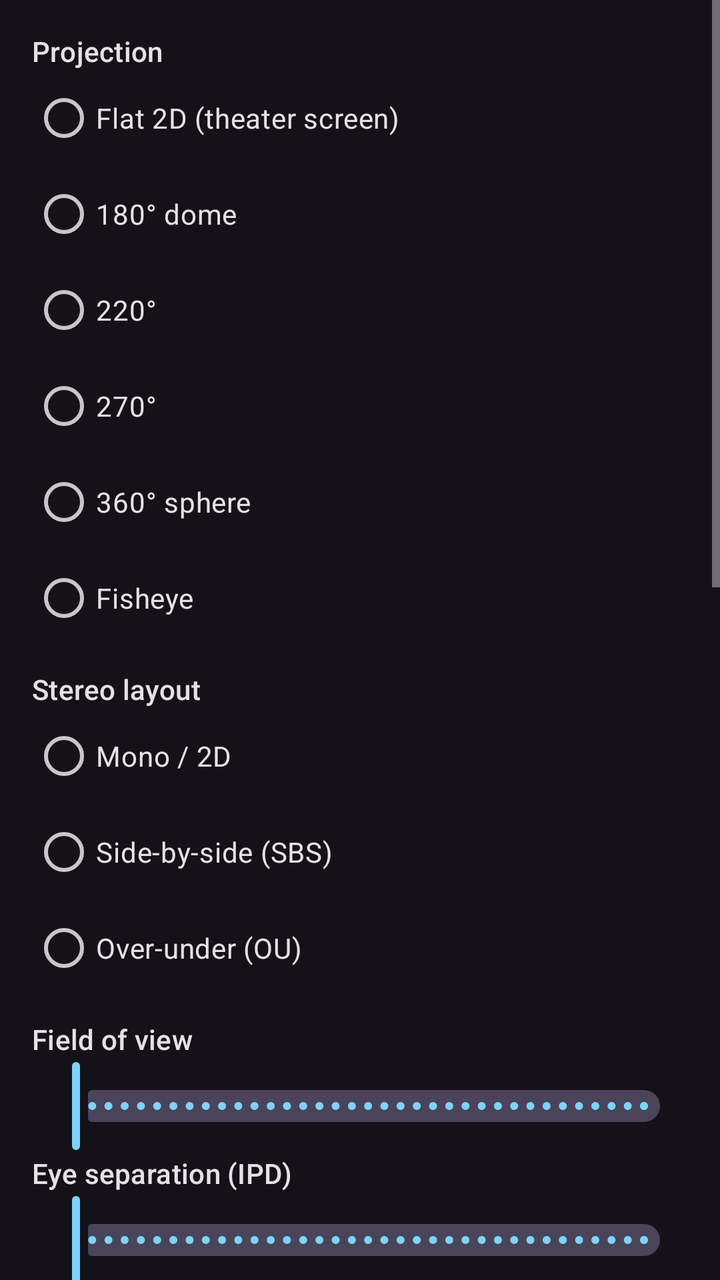
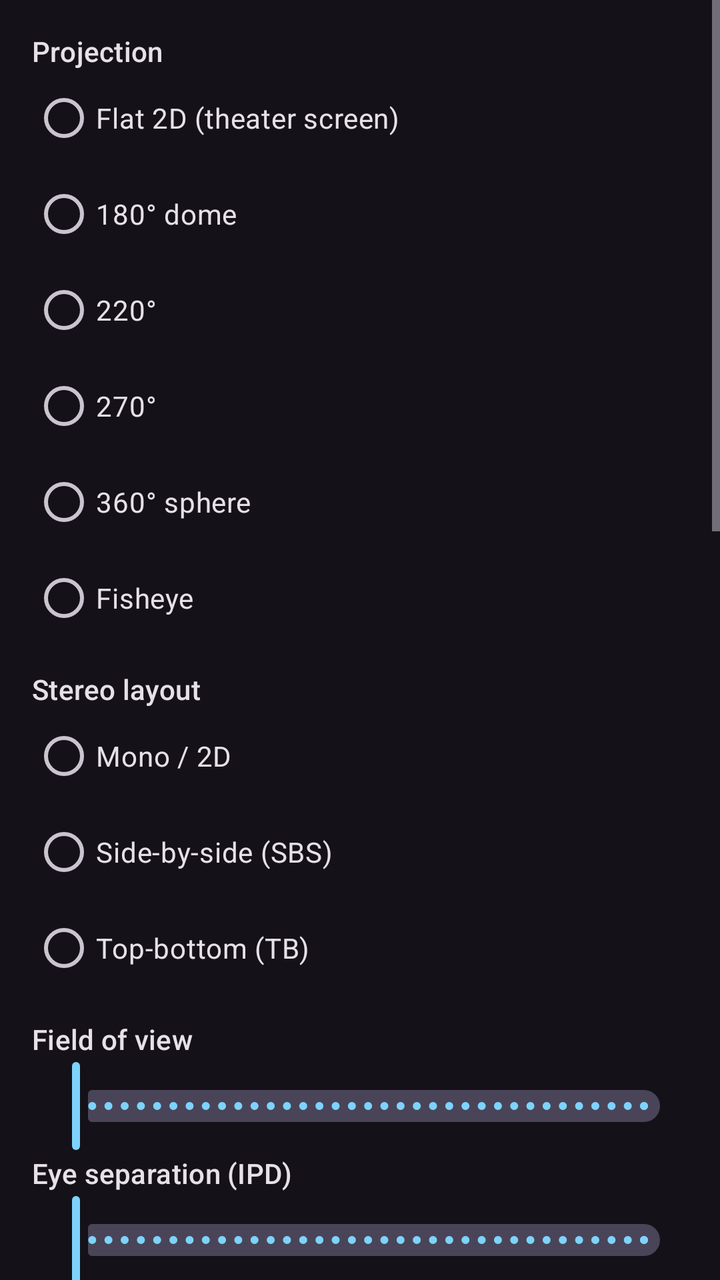

The first picture is an Android layout as it rendered before a commit; the second is the same layout after the commit. The layout source and the unified diff follow.
<!-- AndroidManifest.xml: application theme Theme.DomeVR -->
<!-- res/layout/page_display.xml -->
<?xml version="1.0" encoding="utf-8"?>
<ScrollView xmlns:android="http://schemas.android.com/apk/res/android"
    xmlns:app="http://schemas.android.com/apk/res-auto"
    android:layout_width="match_parent"
    android:layout_height="match_parent">
<LinearLayout
    android:orientation="vertical"
    android:layout_width="match_parent"
    android:layout_height="wrap_content"
    android:padding="16dp">

    <TextView android:text="Projection" android:textAppearance="?attr/textAppearanceTitleSmall"
        android:layout_width="wrap_content" android:layout_height="wrap_content" />
    <RadioGroup android:id="@+id/groupProjection"
        android:layout_width="match_parent" android:layout_height="wrap_content">
        <RadioButton android:id="@+id/modeFlat" android:text="Flat 2D (theater screen)" android:layout_width="wrap_content" android:layout_height="wrap_content" />
        <RadioButton android:id="@+id/mode180" android:text="180° dome" android:layout_width="wrap_content" android:layout_height="wrap_content" />
        <RadioButton android:id="@+id/mode220" android:text="220°" android:layout_width="wrap_content" android:layout_height="wrap_content" />
        <RadioButton android:id="@+id/mode270" android:text="270°" android:layout_width="wrap_content" android:layout_height="wrap_content" />
        <RadioButton android:id="@+id/mode360" android:text="360° sphere" android:layout_width="wrap_content" android:layout_height="wrap_content" />
        <RadioButton android:id="@+id/modeFisheye" android:text="Fisheye" android:layout_width="wrap_content" android:layout_height="wrap_content" />
    </RadioGroup>

    <TextView android:text="Stereo layout" android:textAppearance="?attr/textAppearanceTitleSmall"
        android:layout_width="wrap_content" android:layout_height="wrap_content"
        android:paddingTop="12dp" />
    <RadioGroup android:id="@+id/groupStereo"
        android:layout_width="match_parent" android:layout_height="wrap_content">
        <RadioButton android:id="@+id/stereoMono" android:text="Mono / 2D" android:layout_width="wrap_content" android:layout_height="wrap_content" />
        <RadioButton android:id="@+id/stereoSbs" android:text="Side-by-side (SBS)" android:layout_width="wrap_content" android:layout_height="wrap_content" />
        <RadioButton android:id="@+id/stereoOu" android:text="Over-under (OU)" android:layout_width="wrap_content" android:layout_height="wrap_content" />
    </RadioGroup>

    <TextView android:id="@+id/lblFov" android:text="Field of view"
        android:textAppearance="?attr/textAppearanceTitleSmall"
        android:layout_width="wrap_content" android:layout_height="wrap_content"
        android:paddingTop="12dp" />
    <com.google.android.material.slider.Slider android:id="@+id/sliderFov"
        android:layout_width="match_parent" android:layout_height="wrap_content"
        android:valueFrom="40" android:valueTo="110" android:stepSize="1"
        app:labelBehavior="floating" />

    <TextView android:id="@+id/lblIpd" android:text="Eye separation (IPD)"
        android:textAppearance="?attr/textAppearanceTitleSmall"
        android:layout_width="wrap_content" android:layout_height="wrap_content" />
    <com.google.android.material.slider.Slider android:id="@+id/sliderIpd"
        android:layout_width="match_parent" android:layout_height="wrap_content"
        android:valueFrom="40" android:valueTo="80" android:stepSize="1"
        app:labelBehavior="floating" />

    <TextView android:id="@+id/lblLensK1" android:text="Lens distortion k1"
        android:textAppearance="?attr/textAppearanceTitleSmall"
        android:layout_width="wrap_content" android:layout_height="wrap_content"
        android:paddingTop="12dp" />
    <com.google.android.material.slider.Slider android:id="@+id/sliderLensK1"
        android:layout_width="match_parent" android:layout_height="wrap_content"
        android:valueFrom="0" android:valueTo="1" android:stepSize="0.01"
        app:labelBehavior="floating" />

    <TextView android:id="@+id/lblLensK2" android:text="Lens distortion k2"
        android:textAppearance="?attr/textAppearanceTitleSmall"
        android:layout_width="wrap_content" android:layout_height="wrap_content" />
    <com.google.android.material.slider.Slider android:id="@+id/sliderLensK2"
        android:layout_width="match_parent" android:layout_height="wrap_content"
        android:valueFrom="0" android:valueTo="1" android:stepSize="0.01"
        app:labelBehavior="floating" />

    <TextView android:id="@+id/lblMenuAngle" android:text="Play-menu look angle (− = down)"
        android:textAppearance="?attr/textAppearanceTitleSmall"
        android:layout_width="wrap_content" android:layout_height="wrap_content"
        android:paddingTop="12dp" />
    <com.google.android.material.slider.Slider android:id="@+id/sliderMenuAngle"
        android:layout_width="match_parent" android:layout_height="wrap_content"
        android:valueFrom="-90" android:valueTo="90" android:stepSize="1"
        app:labelBehavior="floating" />

    <com.google.android.material.switchmaterial.SwitchMaterial
        android:id="@+id/switchSwapEyes"
        android:layout_width="match_parent" android:layout_height="wrap_content"
        android:text="Swap left/right eyes" />

    <com.google.android.material.switchmaterial.SwitchMaterial
        android:id="@+id/switchPin"
        android:layout_width="match_parent" android:layout_height="wrap_content"
        android:text="Pin video in front (no look-around)" />

    <com.google.android.material.switchmaterial.SwitchMaterial
        android:id="@+id/switchSweep"
        android:layout_width="match_parent" android:layout_height="wrap_content"
        android:text="Sensor test sweep (diagnostics)" />

    <com.google.android.material.switchmaterial.SwitchMaterial
        android:id="@+id/switchSwDecode"
        android:layout_width="match_parent" android:layout_height="wrap_content"
        android:text="Software video decoding (compat, slower)" />

    <TextView android:id="@+id/lblZoom" android:text="Video size (zoom)"
        android:textAppearance="?attr/textAppearanceTitleSmall"
        android:layout_width="wrap_content" android:layout_height="wrap_content" />
    <com.google.android.material.slider.Slider android:id="@+id/sliderZoom"
        android:layout_width="match_parent" android:layout_height="wrap_content"
        android:valueFrom="0.3" android:valueTo="2.5" android:stepSize="0.05"
        app:labelBehavior="floating" />

    <TextView android:id="@+id/lblPanel" android:text="Browser panel distance"
        android:textAppearance="?attr/textAppearanceTitleSmall"
        android:layout_width="wrap_content" android:layout_height="wrap_content" />
    <com.google.android.material.slider.Slider android:id="@+id/sliderPanel"
        android:layout_width="match_parent" android:layout_height="wrap_content"
        android:valueFrom="1.2" android:valueTo="5" android:stepSize="0.1"
        app:labelBehavior="floating" />

    <TextView android:id="@+id/lblDwell" android:text="Gaze select delay"
        android:textAppearance="?attr/textAppearanceTitleSmall"
        android:layout_width="wrap_content" android:layout_height="wrap_content" />
    <com.google.android.material.slider.Slider android:id="@+id/sliderDwell"
        android:layout_width="match_parent" android:layout_height="wrap_content"
        android:valueFrom="400" android:valueTo="4000" android:stepSize="100"
        app:labelBehavior="floating" />

    <com.google.android.material.switchmaterial.SwitchMaterial
        android:id="@+id/switchStartInVrBrowser"
        android:layout_width="match_parent" android:layout_height="wrap_content"
        android:text="Start VR in file browser (recommended)"
        android:paddingTop="12dp" />

    <com.google.android.material.textfield.TextInputLayout
        android:layout_width="match_parent" android:layout_height="wrap_content"
        android:hint="Proxy buffer KB (per read)"
        android:paddingTop="8dp">
        <com.google.android.material.textfield.TextInputEditText
            android:id="@+id/editBufferKb"
            android:layout_width="match_parent" android:layout_height="wrap_content"
            android:inputType="number" android:text="256" />
    </com.google.android.material.textfield.TextInputLayout>
</LinearLayout>
</ScrollView>
<!-- resources referenced by this layout -->
<resources>
  <style name="Theme.DomeVR" parent="Theme.Material3.Dark.NoActionBar">
          <item name="colorPrimary">@color/dome_accent</item>
      </style>
  <color name="dome_accent">#7DD3FC</color>
</resources>

<!-- the commit's change to res/layout/page_display.xml (unified diff, before → after) -->
@@ -28,7 +28,7 @@
         android:layout_width="match_parent" android:layout_height="wrap_content">
         <RadioButton android:id="@+id/stereoMono" android:text="Mono / 2D" android:layout_width="wrap_content" android:layout_height="wrap_content" />
         <RadioButton android:id="@+id/stereoSbs" android:text="Side-by-side (SBS)" android:layout_width="wrap_content" android:layout_height="wrap_content" />
-        <RadioButton android:id="@+id/stereoOu" android:text="Over-under (OU)" android:layout_width="wrap_content" android:layout_height="wrap_content" />
+        <RadioButton android:id="@+id/stereoTb" android:text="Top-bottom (TB)" android:layout_width="wrap_content" android:layout_height="wrap_content" />
     </RadioGroup>
 
     <TextView android:id="@+id/lblFov" android:text="Field of view"
@@ -65,13 +65,22 @@
         android:valueFrom="0" android:valueTo="1" android:stepSize="0.01"
         app:labelBehavior="floating" />
 
-    <TextView android:id="@+id/lblMenuAngle" android:text="Play-menu look angle (− = down)"
+    <TextView android:id="@+id/lblMenuAngleUp" android:text="Play-menu look-up angle"
         android:textAppearance="?attr/textAppearanceTitleSmall"
         android:layout_width="wrap_content" android:layout_height="wrap_content"
         android:paddingTop="12dp" />
-    <com.google.android.material.slider.Slider android:id="@+id/sliderMenuAngle"
+    <com.google.android.material.slider.Slider android:id="@+id/sliderMenuAngleUp"
         android:layout_width="match_parent" android:layout_height="wrap_content"
-        android:valueFrom="-90" android:valueTo="90" android:stepSize="1"
+        android:valueFrom="10" android:valueTo="60" android:stepSize="1"
+        app:labelBehavior="floating" />
+
+    <TextView android:id="@+id/lblMenuAngleDown" android:text="Play-menu look-down angle"
+        android:textAppearance="?attr/textAppearanceTitleSmall"
+        android:layout_width="wrap_content" android:layout_height="wrap_content"
+        android:paddingTop="12dp" />
+    <com.google.android.material.slider.Slider android:id="@+id/sliderMenuAngleDown"
+        android:layout_width="match_parent" android:layout_height="wrap_content"
+        android:valueFrom="10" android:valueTo="60" android:stepSize="1"
         app:labelBehavior="floating" />
 
     <com.google.android.material.switchmaterial.SwitchMaterial
@@ -100,6 +109,14 @@
     <com.google.android.material.slider.Slider android:id="@+id/sliderZoom"
         android:layout_width="match_parent" android:layout_height="wrap_content"
         android:valueFrom="0.3" android:valueTo="2.5" android:stepSize="0.05"
+        app:labelBehavior="floating" />
+
+    <TextView android:id="@+id/lblSkip" android:text="Skip forward/back (seconds)"
+        android:textAppearance="?attr/textAppearanceTitleSmall"
+        android:layout_width="wrap_content" android:layout_height="wrap_content" />
+    <com.google.android.material.slider.Slider android:id="@+id/sliderSkip"
+        android:layout_width="match_parent" android:layout_height="wrap_content"
+        android:valueFrom="2" android:valueTo="60" android:stepSize="1"
         app:labelBehavior="floating" />
 
     <TextView android:id="@+id/lblPanel" android:text="Browser panel distance"
